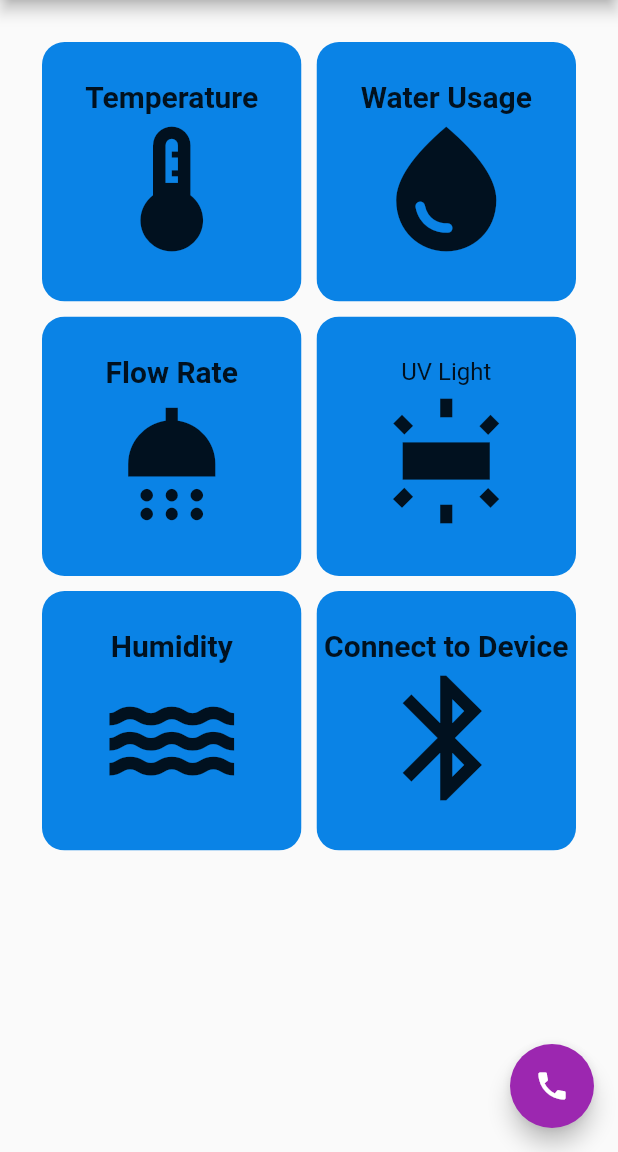
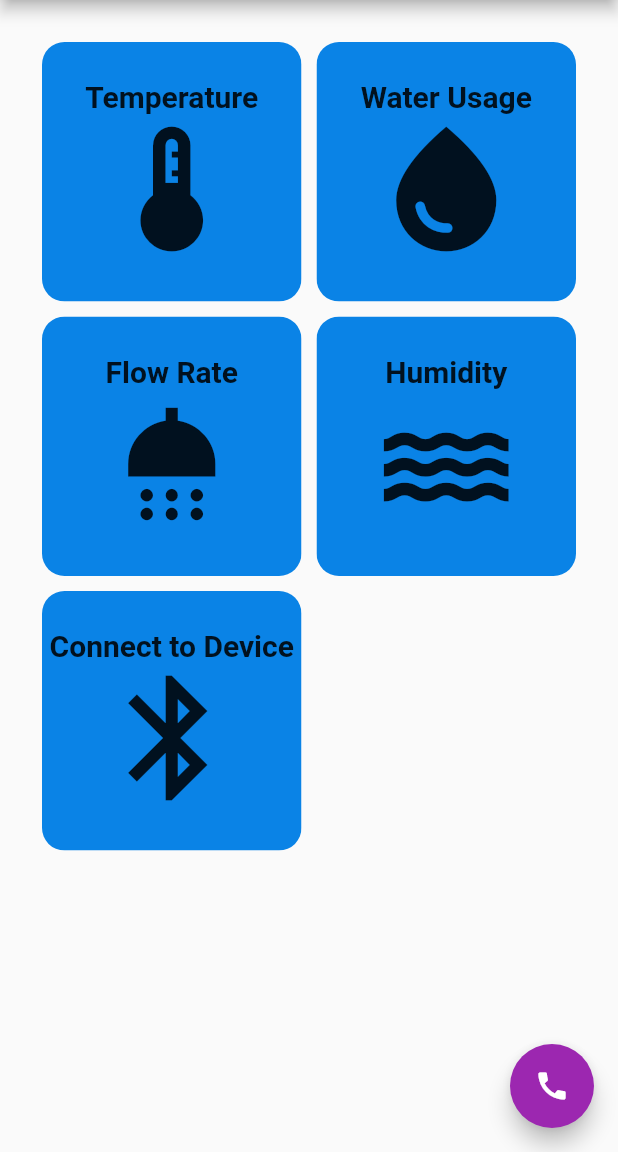
Before and after one commit to jpenolio75/smart_shower_head, a Flutter app: the HomeScreen screen opened directly, on a phone screen of 412 x 824 dp, the part 84-1236 px from its top. Run offline on Flutter 3.47's test engine with Material 2 defaults, Android fonts, the phone set to English and light mode, and no system bars; missing offline and left inert: alan_voice, flutter_phone_direct_caller.

Commit message:
Removed UV light functionality

```diff
--- a/lib/main.dart
+++ b/lib/main.dart
@@ -3,7 +3,6 @@ import 'package:smart_shower_head/widgets/blconnect_page.dart';
 import 'package:smart_shower_head/widgets/flow_page.dart';
 import 'package:smart_shower_head/widgets/humid_page.dart';
 import 'package:smart_shower_head/widgets/temp_page.dart';
-import 'package:smart_shower_head/widgets/uvlight_page.dart';
 import 'package:smart_shower_head/widgets/wateruse_page.dart';
 import 'package:alan_voice/alan_voice.dart';
 import 'package:flutter_phone_direct_caller/flutter_phone_direct_caller.dart';
@@ -186,31 +185,6 @@ class HomeScreen extends StatelessWidget {
                     onTap: () {
                       Navigator.push(
                         context,
-                        MaterialPageRoute(builder: (context) => const UVLightPage()),
-                      );
-                    }, // button pressed
-                    child: Column(
-                      mainAxisAlignment: MainAxisAlignment.center,
-                      children: const <Widget>[
-                        Text("UV Light", style: TextStyle(fontSize: 16)),
-                        Icon(Icons.fluorescent, size: 100), // icon // text
-                      ],
-                    ),
-                  ),
-                ),
-              ),
-            ),
-            SizedBox.fromSize(
-              size: const Size(56, 56), // button width and height
-              child: ClipRRect(
-                borderRadius: BorderRadius.circular(15),
-                child: Material(
-                  color: const Color.fromARGB(255, 10, 131, 230), // button color
-                  child: InkWell(
-                    splashColor: Colors.white, // splash color
-                    onTap: () {
-                      Navigator.push(
-                        context,
                         MaterialPageRoute(builder: (context) => const HumidityPage()),
                       );
                     }, // button pressed
```
Also changed, not shown: lib/widgets/uvlight_page.dart (deleted, +0 -18 lines).
